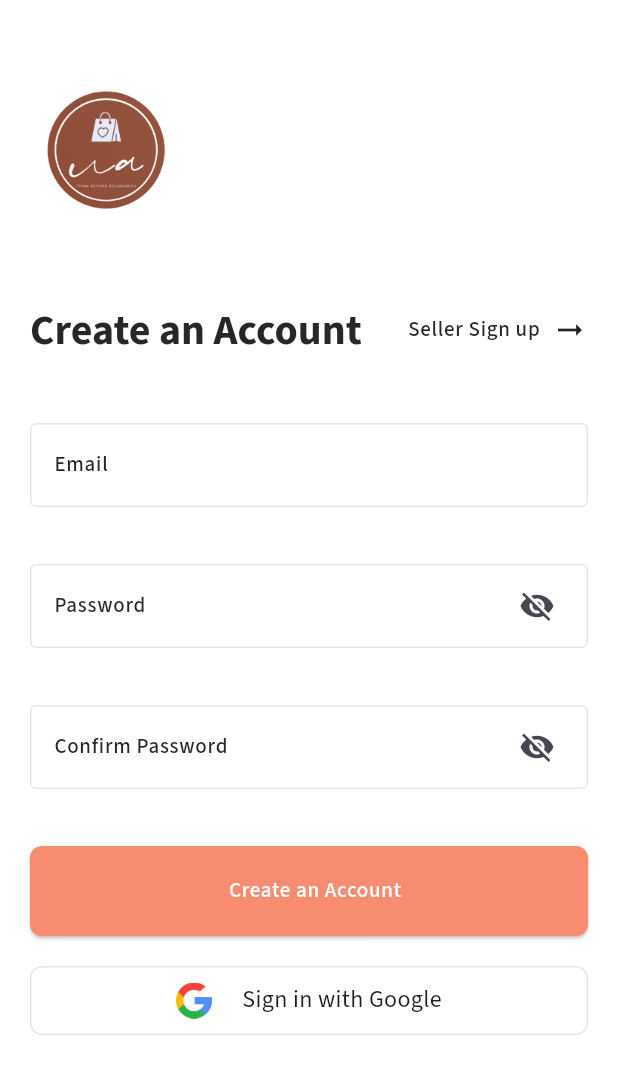
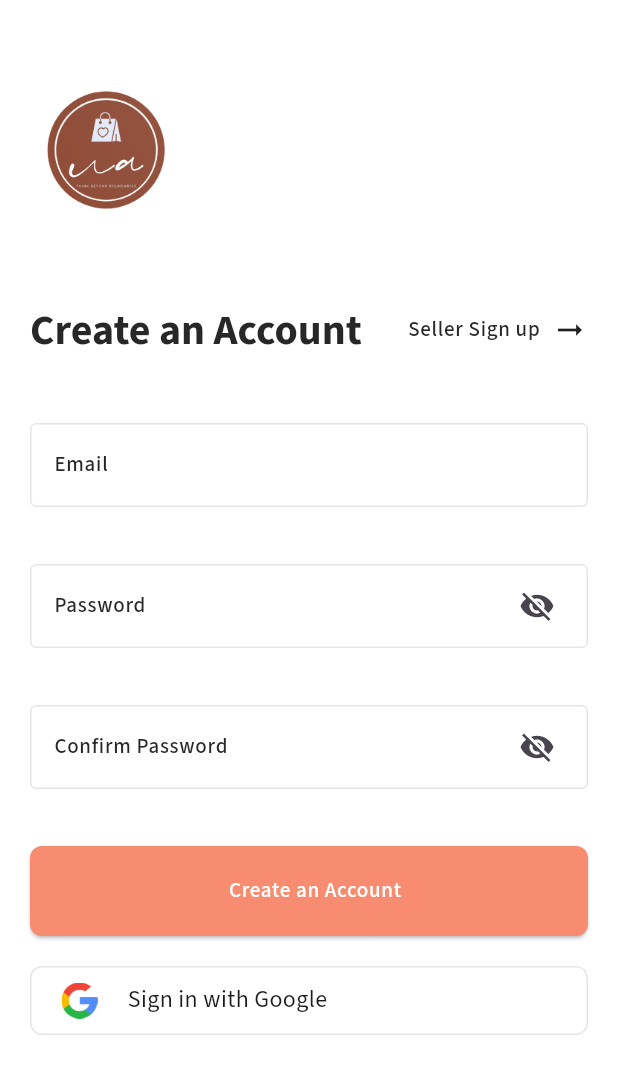
Before and after one commit to umamahacse/ecommerce_FE, a Flutter app: the BuyerRegister screen opened by its route, on a phone screen of 412 x 824 dp. Shown: the top 1074 px of the screen. Run offline on Flutter 3.47's test engine with Material 3 defaults, Android fonts, the phone set to English and light mode, and no system bars; our stand-ins replace dio, firebase_auth, firebase_core, flutter_screenutil, flutter_svg, go_router and 2 more; accounts and stored records are empty; generated files the repository leaves out were written again.

Commit message:
Google sign-in implementation done.

```diff
--- a/lib/features/buyer/authentication/view/buyer_register.dart
+++ b/lib/features/buyer/authentication/view/buyer_register.dart
@@ -20,12 +20,14 @@ class BuyerRegister extends StatelessWidget {
             mainAxisSize: MainAxisSize.max,
             children: [
               ResponsiveWidget.isSmallScreen(context) ? Expanded(
+                      child: SingleChildScrollView(
                         child: Column(
                           mainAxisAlignment: MainAxisAlignment.start,
                           crossAxisAlignment: CrossAxisAlignment.start,
                           children: [
                               RegisterForm()
                           ],
+                        ),
                       ),
                     )
               : Expanded(
@@ -38,12 +40,14 @@ class BuyerRegister extends StatelessWidget {
                     ),
                     Expanded(
                       flex: 1,
+                      child: SingleChildScrollView(
                         child: Column(
                           mainAxisAlignment: MainAxisAlignment.center,
                           crossAxisAlignment: CrossAxisAlignment.start,
                           children: [
                               RegisterForm()
                           ],
+                        ),
                       ),
                     )
                 ],),
--- a/lib/features/buyer/authentication/view/register_form.dart
+++ b/lib/features/buyer/authentication/view/register_form.dart
@@ -120,7 +120,9 @@ class RegisterForm extends StatelessWidget {
                             .copyWith(color: AppColors.white)),
                   ),
                   const SizedBox(height: 20,),
-                  InkWell(
+                  SizedBox(
+                    width: MediaQuery.of(context).size.width,
+                    child: InkWell(
                       onTap: (){
                         signInWithGoogle(provider, context);
                       },
@@ -138,11 +140,13 @@ class RegisterForm extends StatelessWidget {
                                 height: 24,
                                 child: Image.asset('asset/logo/google_logo.png')),
                             const SizedBox(width: 20,),
-                          const Text('Sign in with Google', style: TextStyle(fontSize: 16),)
+                            const Expanded(child: Text('Sign in with Google', style: TextStyle(fontSize: 16),))
                           ],
                         ),
                       ),
-                  )
+                    ),
+                  ),
+                  const SizedBox(height: 20,),
                 ],
               ),
             )
```
Lines whose indentation alone changed are shown as unchanged.
